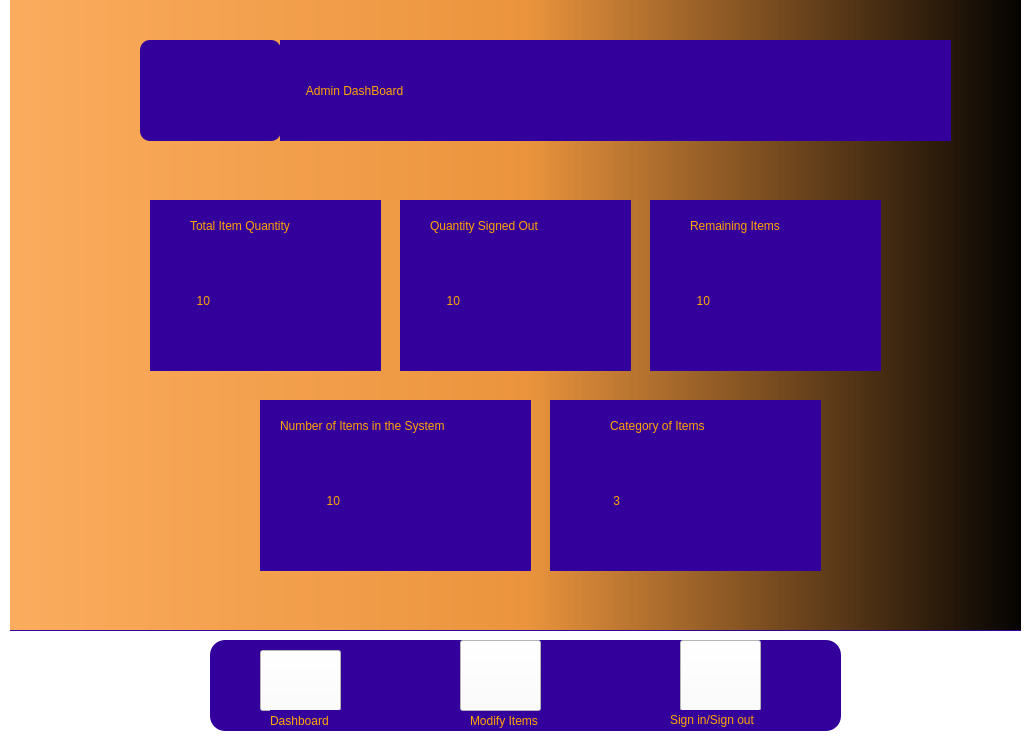
Maximus-Ay/ICT-U-School-Inventory-System-Using-PyQT5, file InventorySys.ui: the form before one commit.
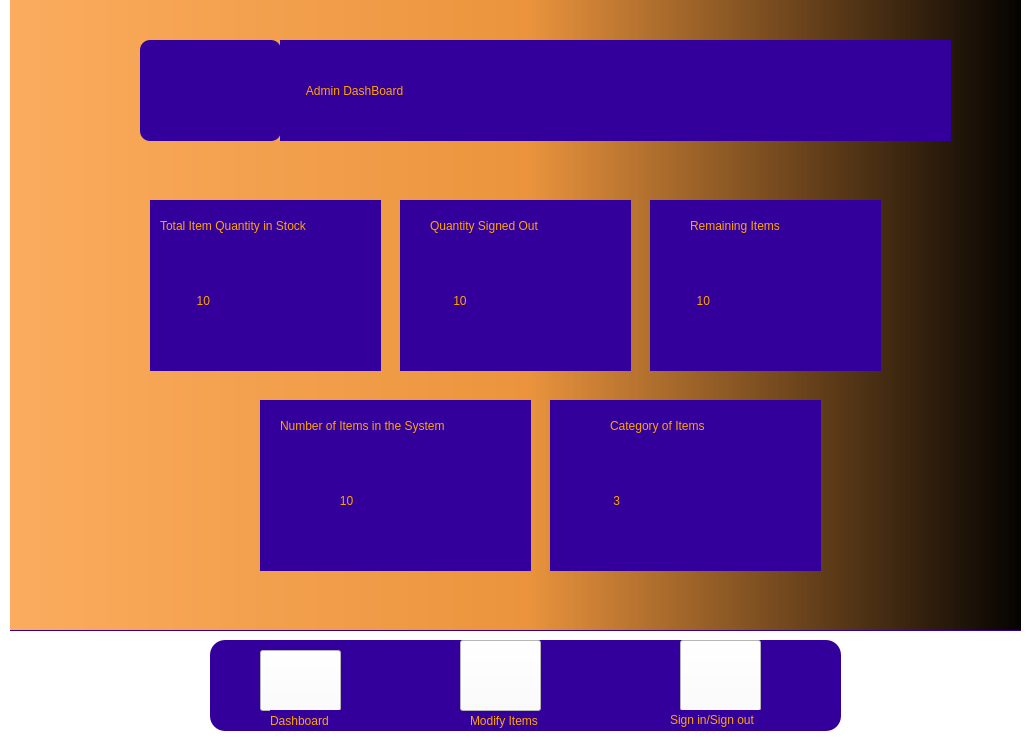
The form after the commit. Icons and pictures are not drawn.

Diff of the .ui file:
```diff
--- a/InventorySys.ui
+++ b/InventorySys.ui
@@ -161,9 +161,9 @@
     <widget class="QLabel" name="label_15">
      <property name="geometry">
       <rect>
-       <x>180</x>
+       <x>150</x>
        <y>210</y>
-       <width>161</width>
+       <width>221</width>
        <height>31</height>
       </rect>
      </property>
@@ -173,7 +173,7 @@
 font: 10pt &quot;MS Shell Dlg 2&quot;;</string>
      </property>
      <property name="text">
-      <string>Total Item Quantity</string>
+      <string>Total Item Quantity in Stock</string>
      </property>
     </widget>
     <widget class="QLabel" name="TotalItemQty">
@@ -227,7 +227,7 @@
 font: 30pt &quot;MS Shell Dlg 2&quot;;</string>
      </property>
      <property name="text">
-      <string>  10</string>
+      <string>    10</string>
      </property>
     </widget>
     <widget class="QLabel" name="label_19">
@@ -299,7 +299,7 @@
 font: 30pt &quot;MS Shell Dlg 2&quot;;</string>
      </property>
      <property name="text">
-      <string>  10</string>
+      <string>      10</string>
      </property>
     </widget>
     <widget class="QLabel" name="label_23">
```
